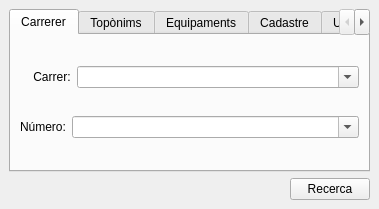
Before: the Qt Designer form ui/search_plus_dialog_base.ui in psigcat/searchplus-3, drawn with Qt 5.
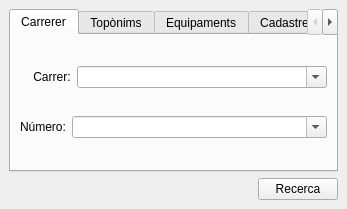
After: the same form once the commit is applied.

Commit message: set again dock closable because beter for geneic qgis use

The edit to the form file:
```diff
--- a/ui/search_plus_dialog_base.ui
+++ b/ui/search_plus_dialog_base.ui
@@ -6,7 +6,7 @@
    <rect>
     <x>0</x>
     <y>0</y>
-    <width>379</width>
+    <width>347</width>
     <height>209</height>
    </rect>
   </property>
@@ -17,7 +17,7 @@
    <bool>true</bool>
   </property>
   <property name="features">
-   <set>QDockWidget::DockWidgetFloatable|QDockWidget::DockWidgetMovable</set>
+   <set>QDockWidget::AllDockWidgetFeatures</set>
   </property>
   <property name="allowedAreas">
    <set>Qt::AllDockWidgetAreas</set>
```
